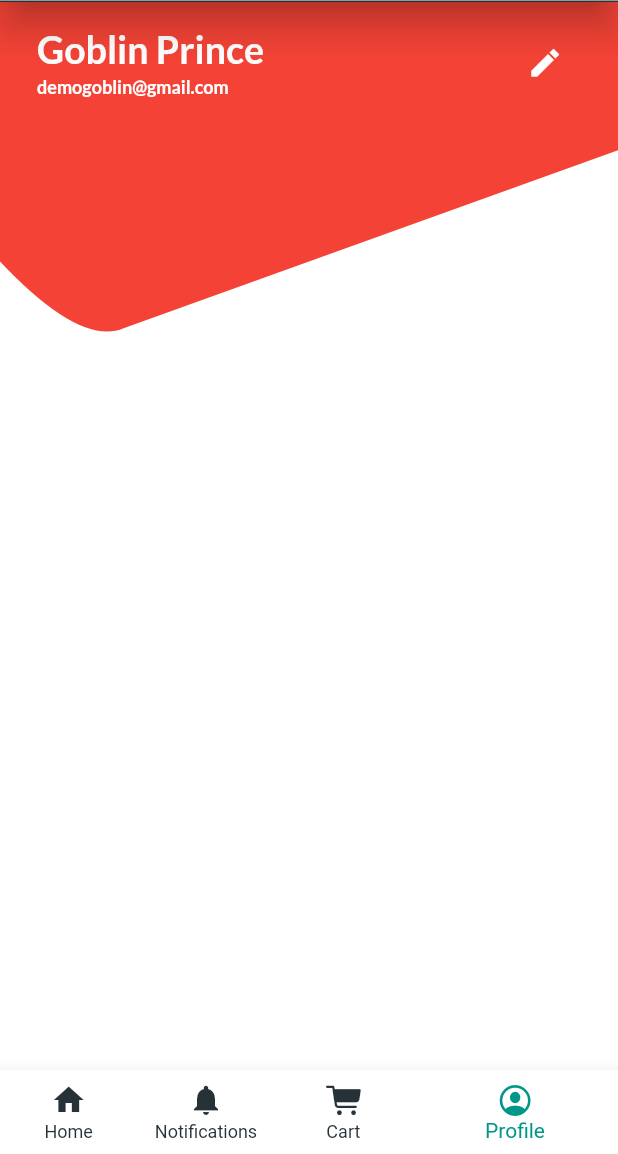
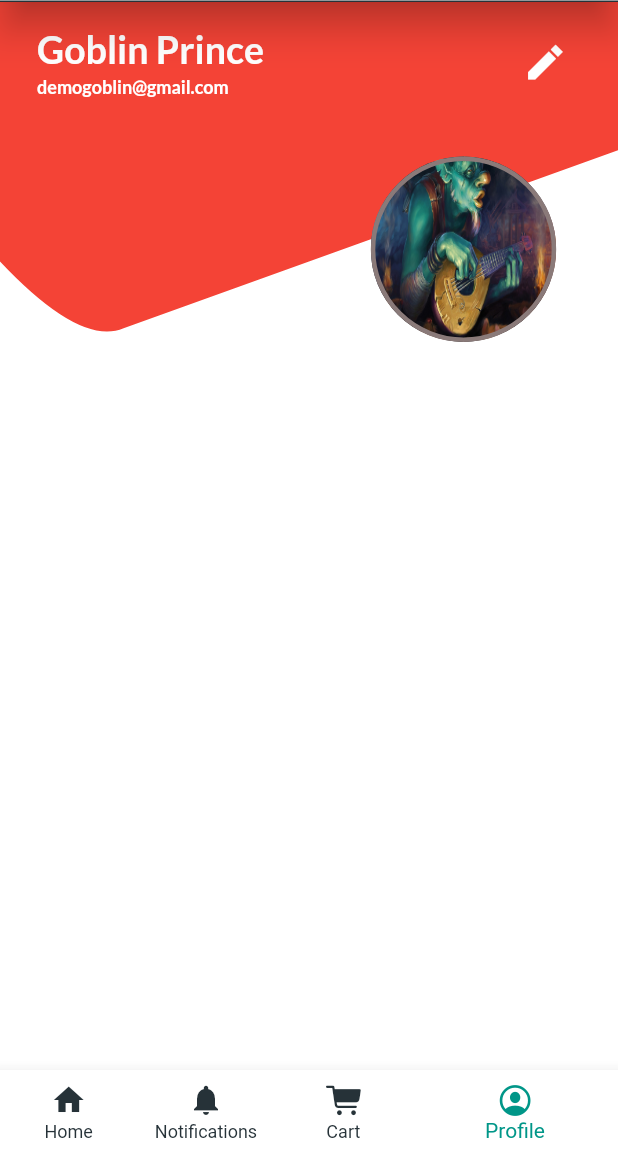
Before and after one commit to PrabeshPP/Sneakers-Shop, a Flutter app: the AppView screen opened directly, on a phone screen of 412 x 824 dp, the part 82-1236 px from its top. Run offline on Flutter 3.47's test engine with Material 2 defaults, Android fonts, the phone set to English and light mode, and no system bars; our stand-ins replace bloc, equatable, flutter_bloc, google_fonts, shared_preferences; accounts and stored records are empty.

Commit message:
Designed Profile UI

```diff
--- a/sneakers/lib/view/widgets/UI/Profile/ProfileUI.dart
+++ b/sneakers/lib/view/widgets/UI/Profile/ProfileUI.dart
@@ -4,15 +4,18 @@ import 'package:google_fonts/google_fonts.dart';
 import 'package:nepseapp/view/widgets/UI/Profile/UI1.dart';
 
 class ProfileUI extends StatelessWidget {
-  const ProfileUI({ Key? key }) : super(key: key);
+  const ProfileUI({Key? key}) : super(key: key);
 
   @override
   Widget build(BuildContext context) {
     var size = MediaQuery.of(context).size;
-    return Material(
-        child: Stack(
+    return Stack(
       children: [
-        const CurvedContainer(),
+        SizedBox(
+          height: size.height,
+          width: size.width,
+        ),
+        const Positioned(child: CurvedContainer()),
         Positioned(
             top: size.height * 0.02,
             left: size.width * 0.06,
@@ -35,21 +38,38 @@ class ProfileUI extends StatelessWidget {
                   fontWeight: FontWeight.bold,
                   fontSize: 12),
             )),
-            Positioned(
+        Positioned(
             top: size.height * 0.02,
             right: size.width * 0.06,
-            child:Material(
-              borderRadius: BorderRadius.circular(20.0),
-              color: Colors.transparent,
-              child: IconButton(
+            child: Material(
+                color: Colors.transparent,
+                child: IconButton(
+                    iconSize: 30,
+                    onPressed: () {},
+                    icon: const Icon(
+                      Icons.edit_sharp,
+                      color: Colors.white,
+                    )))),
+        Positioned(
+            top: size.height * 0.1,
+            right: size.width * 0.1,
+            child: Container(
+              height: size.height * 0.2,
+              width: size.width * 0.3,
+              decoration:  BoxDecoration(
+                shape: BoxShape.circle,
+                image: const DecorationImage(image: AssetImage("assets/images/goblin.jpg",
+                  ),
+                  fit: BoxFit.fill,
+                ),
+                border: Border.all(
+                  color:const Color.fromARGB(255, 138, 122, 121),
+                  width: 3
+                ),
+                ),
 
-                onPressed: (){
-
-              }, icon: const Icon(Icons.edit_sharp,
-                color: Colors.white,))
-            )
-            ),
+            )),
       ],
-    ));
+    );
   }
 }
--- /dev/null
+++ b/sneakers/lib/view/widgets/UI/Profile/profile_body.dart
@@ -0,0 +1,12 @@
+import 'package:flutter/material.dart';
+
+class ProfileBody extends StatelessWidget {
+  const ProfileBody({ Key? key }) : super(key: key);
+
+  @override
+  Widget build(BuildContext context) {
+    return Container(
+
+    );
+  }
+}
```
Also changed, not shown: sneakers/assets/images/goblin.jpg (added).
